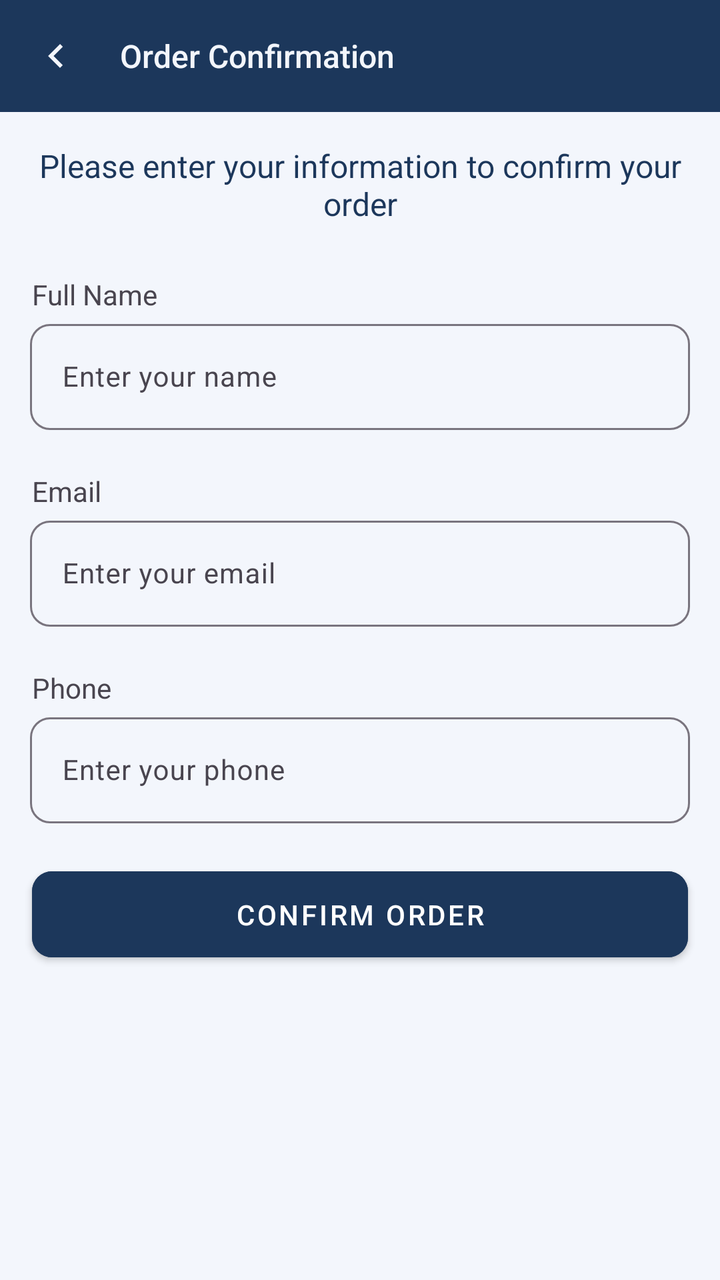
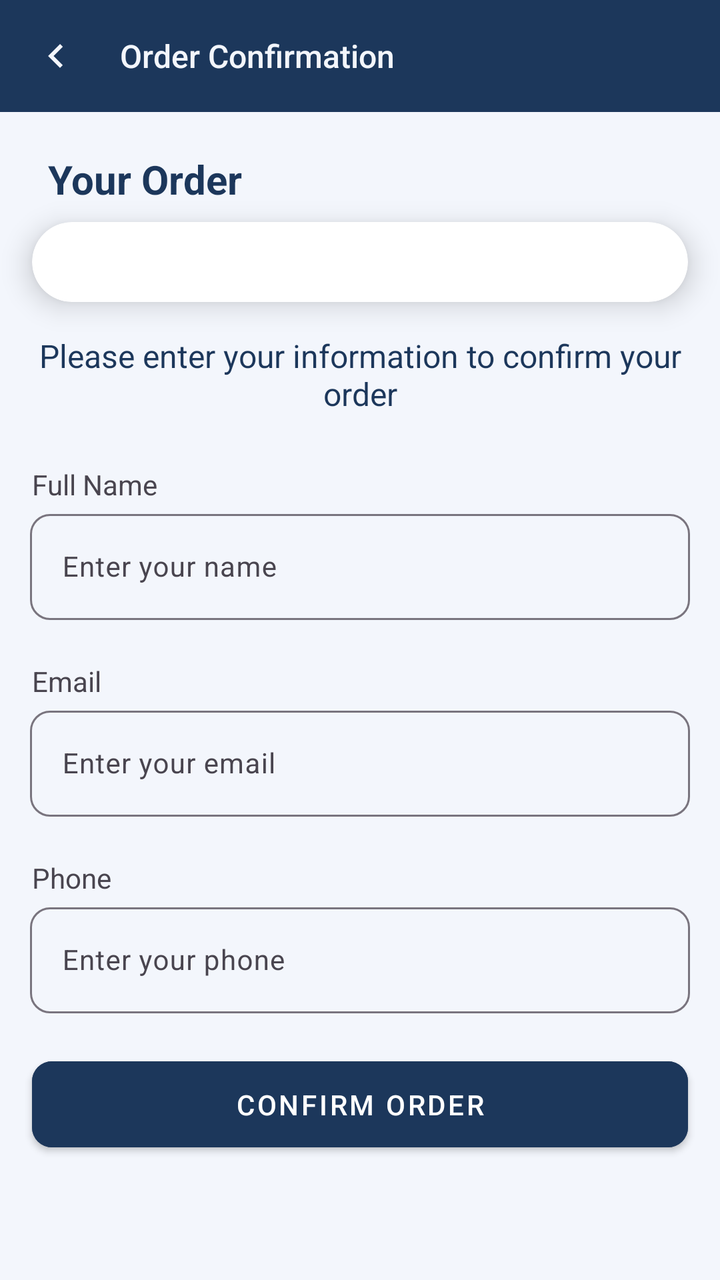

An Android layout rendered at two revisions. The XML below is the earlier revision; the diff shows what the commit changed to produce the second picture.
<!-- AndroidManifest.xml: application theme Theme.LabBooking -->
<!-- res/layout/activity_order_confirmation.xml -->
<?xml version="1.0" encoding="utf-8"?>
<androidx.coordinatorlayout.widget.CoordinatorLayout
    xmlns:android="http://schemas.android.com/apk/res/android"
    xmlns:app="http://schemas.android.com/apk/res-auto"
    xmlns:tools="http://schemas.android.com/tools"
    android:id="@+id/main"
    android:layout_width="match_parent"
    android:layout_height="match_parent"
    android:background="@color/main_50"
    tools:context=".activities.OrderConfirmation.OrderConfirmationActivity">

    <com.google.android.material.appbar.AppBarLayout
        android:layout_width="match_parent"
        android:layout_height="wrap_content">

        <com.google.android.material.appbar.MaterialToolbar
            android:id="@+id/topAppBar"
            android:layout_width="match_parent"
            android:layout_height="wrap_content"
            android:minHeight="0dp"
            app:title="Order Confirmation"
            android:background="@color/main_900"
            app:titleTextColor="@color/main_50"
            app:navigationIconTint="@color/main_50"
            app:titleTextAppearance="@style/OrderConfirmationToolbarTitle"
            app:navigationIcon="@drawable/ic_chevron_left" />

    </com.google.android.material.appbar.AppBarLayout>

    
    <androidx.core.widget.NestedScrollView
        android:layout_width="match_parent"
        android:layout_height="match_parent"
        app:layout_behavior="@string/appbar_scrolling_view_behavior">

        
        <androidx.constraintlayout.widget.ConstraintLayout
            android:layout_width="match_parent"
            android:layout_height="wrap_content">

            <TextView
                android:id="@+id/txt_order_confirmation"
                android:layout_width="wrap_content"
                android:layout_height="wrap_content"
                android:text="Please enter your information to confirm your order"
                android:gravity="center"
                android:paddingHorizontal="16dp"
                android:textSize="16sp"
                android:textColor="@color/main_900"
                android:layout_marginTop="16dp"
                app:layout_constraintTop_toTopOf="parent"
                app:layout_constraintStart_toStartOf="parent"
                app:layout_constraintEnd_toEndOf="parent"/>

            
            <TextView
                android:id="@+id/tv_name"
                android:text="Full Name"
                android:layout_width="match_parent"
                android:layout_height="wrap_content"
                android:layout_marginTop="20dp"
                android:paddingTop="5dp"
                android:paddingHorizontal="16dp"
                android:textSize="14sp"
                app:layout_constraintTop_toBottomOf="@id/txt_order_confirmation"
                app:layout_constraintStart_toStartOf="parent"/>

            <com.google.android.material.textfield.TextInputLayout
                android:id="@+id/et_name_wrapper"
                android:layout_width="match_parent"
                android:layout_height="wrap_content"
                android:hint="Enter your name"
                app:boxCornerRadiusBottomEnd="10dp"
                app:boxCornerRadiusBottomStart="10dp"
                app:boxCornerRadiusTopEnd="10dp"
                app:boxCornerRadiusTopStart="10dp"
                app:endIconMode="clear_text"
                android:layout_marginHorizontal="15dp"
                app:layout_constraintStart_toStartOf="parent"
                app:layout_constraintTop_toBottomOf="@id/tv_name">
                <com.google.android.material.textfield.TextInputEditText
                    android:id="@+id/et_name"
                    android:inputType="text"
                    android:textSize="14sp"
                    android:layout_width="match_parent"
                    android:layout_height="match_parent"/>

            </com.google.android.material.textfield.TextInputLayout>

            
            <TextView
                android:id="@+id/tv_email"
                android:text="Email"
                android:layout_width="match_parent"
                android:layout_height="wrap_content"
                android:layout_marginTop="16dp"
                android:paddingTop="5dp"
                android:paddingHorizontal="16dp"
                android:textSize="14sp"
                app:layout_constraintTop_toBottomOf="@id/et_name_wrapper"
                app:layout_constraintStart_toStartOf="parent"/>

            <com.google.android.material.textfield.TextInputLayout
                android:id="@+id/et_email_wrapper"
                android:layout_width="match_parent"
                android:layout_height="wrap_content"
                android:hint="Enter your email"
                app:boxCornerRadiusBottomEnd="10dp"
                app:boxCornerRadiusBottomStart="10dp"
                app:boxCornerRadiusTopEnd="10dp"
                app:boxCornerRadiusTopStart="10dp"
                app:endIconMode="clear_text"
                android:layout_marginHorizontal="15dp"
                app:layout_constraintStart_toStartOf="parent"
                app:layout_constraintTop_toBottomOf="@id/tv_email">
                <com.google.android.material.textfield.TextInputEditText
                    android:id="@+id/et_email"
                    android:inputType="textEmailAddress"
                    android:textSize="14sp"
                    android:layout_width="match_parent"
                    android:layout_height="match_parent"/>

            </com.google.android.material.textfield.TextInputLayout>

            
            <TextView
                android:id="@+id/tv_phone"
                android:text="Phone"
                android:layout_width="match_parent"
                android:layout_height="wrap_content"
                android:layout_marginTop="16dp"
                android:paddingTop="5dp"
                android:paddingHorizontal="16dp"
                android:textSize="14sp"
                app:layout_constraintTop_toBottomOf="@id/et_email_wrapper"
                app:layout_constraintStart_toStartOf="parent"/>

            <com.google.android.material.textfield.TextInputLayout
                android:id="@+id/et_phone_wrapper"
                android:layout_width="match_parent"
                android:layout_height="wrap_content"
                android:hint="Enter your phone"
                app:boxCornerRadiusBottomEnd="10dp"
                app:boxCornerRadiusBottomStart="10dp"
                app:boxCornerRadiusTopEnd="10dp"
                app:boxCornerRadiusTopStart="10dp"
                app:endIconMode="clear_text"
                android:layout_marginHorizontal="15dp"
                app:layout_constraintStart_toStartOf="parent"
                app:layout_constraintTop_toBottomOf="@id/tv_phone">
                <com.google.android.material.textfield.TextInputEditText
                    android:id="@+id/et_phone"
                    android:inputType="phone"
                    android:textSize="14sp"
                    android:layout_width="match_parent"
                    android:layout_height="match_parent"/>

            </com.google.android.material.textfield.TextInputLayout>

            <Button
                android:id="@+id/btn_confirm"
                android:text="Confirm Order"
                android:layout_width="match_parent"
                android:layout_height="wrap_content"
                android:layout_marginTop="18dp"
                android:backgroundTint="@color/main_900"
                android:layout_marginHorizontal="16dp"
                app:cornerRadius="10dp"
                android:paddingVertical="12dp"
                style="@style/Widget.MaterialComponents.Button"
                app:layout_constraintStart_toStartOf="parent"
                app:layout_constraintTop_toBottomOf="@id/et_phone_wrapper"/>

        </androidx.constraintlayout.widget.ConstraintLayout>

    </androidx.core.widget.NestedScrollView>




</androidx.coordinatorlayout.widget.CoordinatorLayout >
<!-- resources referenced by this layout -->
<resources>
  <color name="main_50">#f3f6fc</color>
  <color name="main_900">#1c375b</color>
  <!-- drawable ic_chevron_left (drawable) -->
  <vector xmlns:android="http://schemas.android.com/apk/res/android" android:height="24dp" android:width="24dp" android:viewportWidth="24" android:viewportHeight="24"><path android:fillColor="#000000" android:pathData="M15.41,16.58L10.83,12L15.41,7.41L14,6L8,12L14,18L15.41,16.58Z" /></vector>
  <style name="OrderConfirmationToolbarTitle" parent="TextAppearance.Widget.AppCompat.Toolbar.Title">
          <item name="android:textSize">16sp</item>
      </style>
  <style name="Theme.LabBooking" parent="Base.Theme.LabBooking" />
  <style name="Base.Theme.LabBooking" parent="Theme.Material3.DayNight.NoActionBar">
          
          <item name="colorPrimary">@color/main_900</item>
          <item name="android:statusBarColor">@color/main_900</item>
      </style>
</resources>

<!-- the commit's change to res/layout/activity_order_confirmation.xml (unified diff, before → after) -->
@@ -39,6 +39,51 @@
             android:layout_height="wrap_content">
 
             <TextView
+                android:id="@+id/txt_order_title"
+                android:layout_width="wrap_content"
+                android:layout_height="wrap_content"
+                android:text="Your Order"
+                android:textStyle="bold"
+                android:textSize="20sp"
+                android:textColor="@color/main_900"
+                android:layout_marginTop="20dp"
+                android:layout_marginStart="24dp"
+                app:layout_constraintTop_toTopOf="parent"
+                app:layout_constraintStart_toStartOf="parent"/>
+
+            <androidx.cardview.widget.CardView
+                android:id="@+id/card_order_summary"
+                android:layout_width="0dp"
+                android:layout_height="wrap_content"
+                android:layout_marginHorizontal="16dp"
+                android:layout_marginTop="8dp"
+                android:layout_marginBottom="8dp"
+                app:cardCornerRadius="20dp"
+                app:cardElevation="8dp"
+                app:layout_constraintTop_toBottomOf="@id/txt_order_title"
+                app:layout_constraintStart_toStartOf="parent"
+                app:layout_constraintEnd_toEndOf="parent">
+
+                <ScrollView
+                    android:id="@+id/scroll_order_summary"
+                    android:layout_width="match_parent"
+                    android:layout_height="wrap_content"
+                    android:maxHeight="260dp"
+                    android:fillViewport="true"
+                    android:background="@android:color/transparent">
+                    <TableLayout
+                        android:id="@+id/table_order_summary"
+                        android:layout_width="match_parent"
+                        android:layout_height="wrap_content"
+                        android:stretchColumns="1,2"
+                        android:padding="20dp"
+                        android:background="@android:color/transparent">
+                        
+                    </TableLayout>
+                </ScrollView>
+            </androidx.cardview.widget.CardView>
+
+            <TextView
                 android:id="@+id/txt_order_confirmation"
                 android:layout_width="wrap_content"
                 android:layout_height="wrap_content"
@@ -48,7 +93,7 @@
                 android:textSize="16sp"
                 android:textColor="@color/main_900"
                 android:layout_marginTop="16dp"
-                app:layout_constraintTop_toTopOf="parent"
+                app:layout_constraintTop_toBottomOf="@id/card_order_summary"
                 app:layout_constraintStart_toStartOf="parent"
                 app:layout_constraintEnd_toEndOf="parent"/>
 
